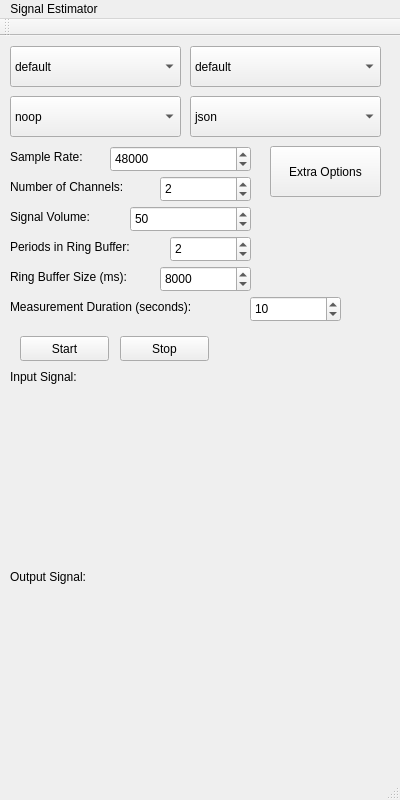
Old version of the form src/Signal-Estimator-GUI/mainwindow.ui in the repository gavv/signal-estimator.
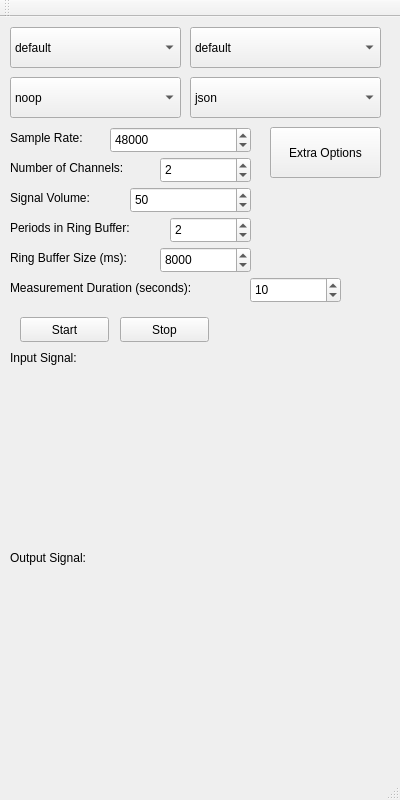
New version of the form. Custom widgets are drawn as their Qt base class.

The edit to the form file:
```diff
--- a/src/Signal-Estimator-GUI/mainwindow.ui
+++ b/src/Signal-Estimator-GUI/mainwindow.ui
@@ -412,12 +412,6 @@
      <height>22</height>
     </rect>
    </property>
-   <widget class="QMenu" name="menuSignal_Estimator">
-    <property name="title">
-     <string>Signal Estimator</string>
-    </property>
-   </widget>
-   <addaction name="menuSignal_Estimator"/>
   </widget>
   <widget class="QToolBar" name="mainToolBar">
    <attribute name="toolBarArea">
```
Left out of the diff: 2 changed lines with no effect on the pictures.
